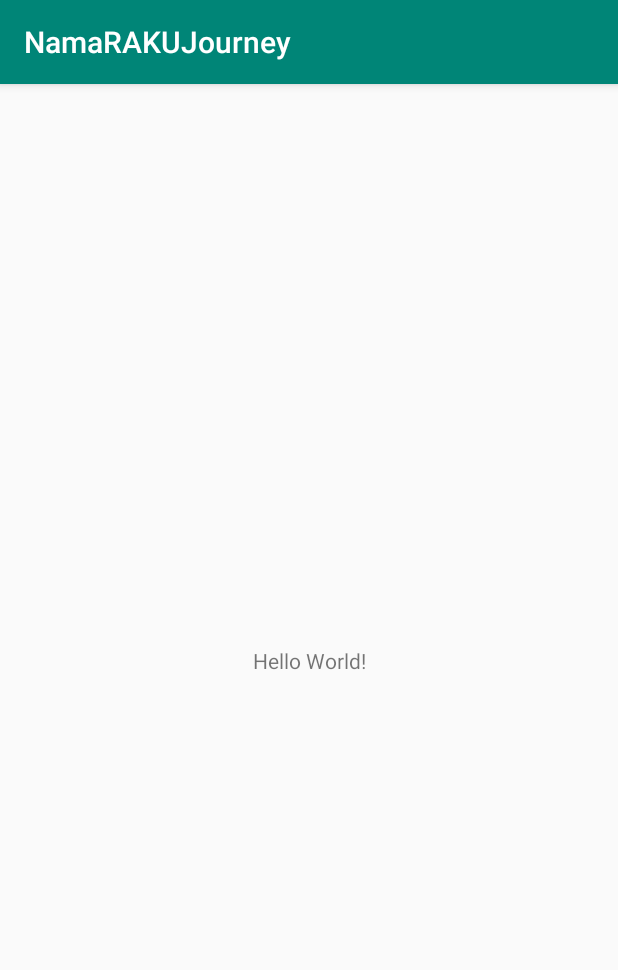
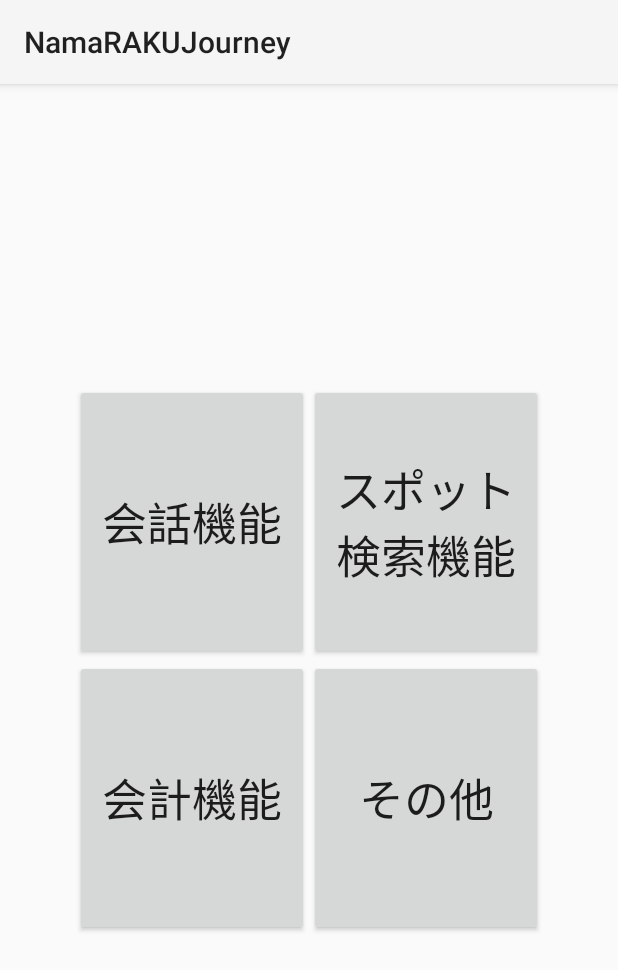
Before and after one commit to Yuya-003/AppContest2020, an Android app: the screen it shows after launch (MainActivity), on a phone screen of 412 x 824 dp. Shown: the top 970 px of the screen. Run offline under Robolectric (Android 15) with nearby library versions, the phone set to English and light mode, and no system bars.

Commit message:
それっぽいメイン画面っぽいのを作成 文字が動的にならんのじゃぁぁぁぁぁ

```diff
--- a/NamaRAKUJourney/app/src/main/AndroidManifest.xml
+++ b/NamaRAKUJourney/app/src/main/AndroidManifest.xml
@@ -8,7 +8,7 @@
         android:label="@string/app_name"
         android:roundIcon="@mipmap/ic_launcher_round"
         android:supportsRtl="true"
-        android:theme="@style/AppTheme">
+        android:theme="@style/Theme.AppCompat.Light">
         <activity android:name=".MainActivity">
             <intent-filter>
                 <action android:name="android.intent.action.MAIN" />
--- a/NamaRAKUJourney/app/src/main/res/layout/activity_main.xml
+++ b/NamaRAKUJourney/app/src/main/res/layout/activity_main.xml
@@ -6,13 +6,62 @@
     android:layout_height="match_parent"
     tools:context=".MainActivity">
 
-    <TextView
-        android:layout_width="wrap_content"
-        android:layout_height="wrap_content"
-        android:text="Hello World!"
+    <androidx.constraintlayout.widget.ConstraintLayout
+        android:layout_width="0dp"
+        android:layout_height="0dp"
+        android:layout_marginStart="50dp"
+        android:layout_marginTop="200dp"
+        android:layout_marginEnd="50dp"
+        android:layout_marginBottom="200dp"
         app:layout_constraintBottom_toBottomOf="parent"
-        app:layout_constraintLeft_toLeftOf="parent"
-        app:layout_constraintRight_toRightOf="parent"
-        app:layout_constraintTop_toTopOf="parent" />
+        app:layout_constraintEnd_toEndOf="parent"
+        app:layout_constraintHorizontal_bias="0.0"
+        app:layout_constraintStart_toStartOf="parent"
+        app:layout_constraintTop_toTopOf="parent">
+
+        <Button
+            android:id="@+id/button4"
+            android:layout_width="0dp"
+            android:layout_height="0dp"
+            android:text="その他"
+            android:textSize="30sp"
+            app:layout_constraintBottom_toBottomOf="parent"
+            app:layout_constraintEnd_toEndOf="parent"
+            app:layout_constraintStart_toEndOf="@+id/button3"
+            app:layout_constraintTop_toBottomOf="@+id/button2" />
+
+        <Button
+            android:id="@+id/button3"
+            android:layout_width="0dp"
+            android:layout_height="0dp"
+            android:text="会計機能"
+            android:textSize="30sp"
+            app:layout_constraintBottom_toBottomOf="parent"
+            app:layout_constraintEnd_toStartOf="@+id/button4"
+            app:layout_constraintStart_toStartOf="parent"
+            app:layout_constraintTop_toBottomOf="@+id/button" />
+
+        <Button
+            android:id="@+id/button"
+            android:layout_width="0dp"
+            android:layout_height="0dp"
+            android:text="会話機能"
+            android:textSize="30sp"
+            app:layout_constraintBottom_toTopOf="@+id/button3"
+            app:layout_constraintEnd_toStartOf="@+id/button2"
+            app:layout_constraintStart_toStartOf="parent"
+            app:layout_constraintTop_toTopOf="parent" />
+
+        <Button
+            android:id="@+id/button2"
+            android:layout_width="0dp"
+            android:layout_height="0dp"
+            android:text="スポット\n検索機能"
+            android:textSize="30sp"
+            app:layout_constraintBottom_toTopOf="@+id/button4"
+            app:layout_constraintEnd_toEndOf="parent"
+            app:layout_constraintStart_toEndOf="@+id/button"
+            app:layout_constraintTop_toTopOf="parent" />
+    </androidx.constraintlayout.widget.ConstraintLayout>
 
 </androidx.constraintlayout.widget.ConstraintLayout>
```
